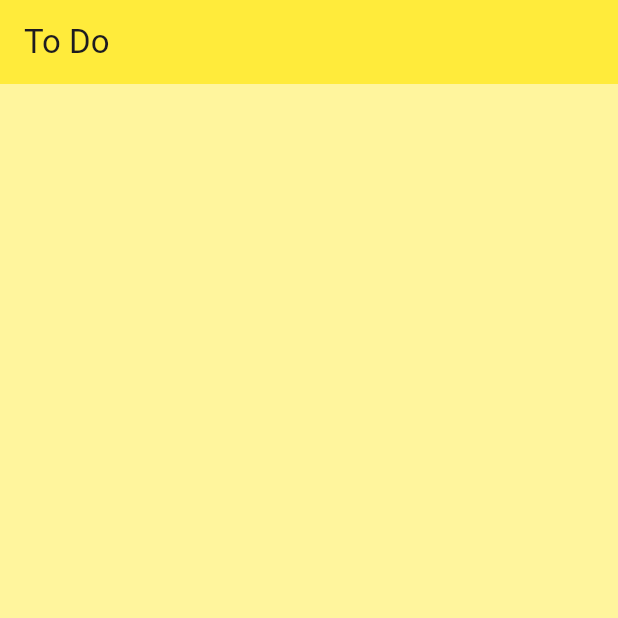
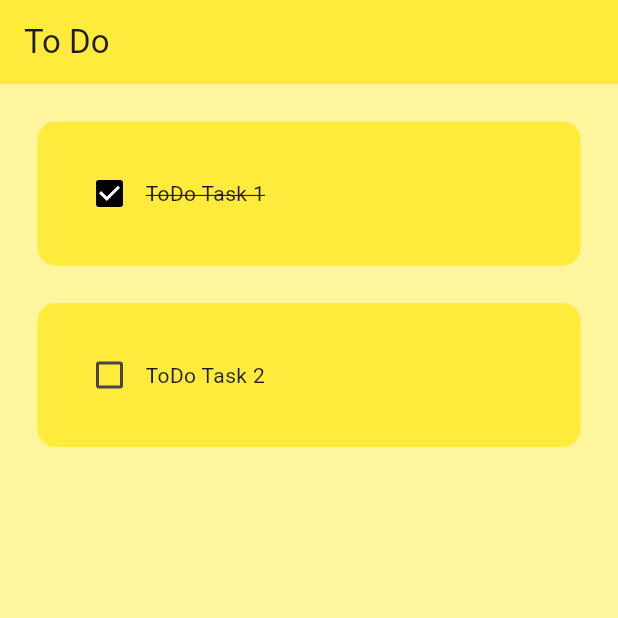
Before and after one commit to avi-kr/flutter_todo, a Flutter app: the screen it shows after launch, on a phone screen of 412 x 824 dp, the top half of it. Run offline on Flutter 3.47's test engine with Material 3 defaults, Android fonts, the phone set to English and light mode, and no system bars.

Commit message:
Todo Row tile Created
Signed-off-by: Abhishek Kumar <avi.kr16@gmail.com>

```diff
--- a/lib/home_page.dart
+++ b/lib/home_page.dart
@@ -1,4 +1,5 @@
 import 'package:flutter/material.dart';
+import 'package:todo/util/todo_tile.dart';
 
 class HomePage extends StatefulWidget {
   const HomePage({super.key});
@@ -8,6 +9,17 @@ class HomePage extends StatefulWidget {
 }
 
 class _HomePageState extends State<HomePage> {
+  List toDoList = [
+    ["ToDo Task 1", true],
+    ["ToDo Task 2", false],
+  ];
+
+  void checkBoxChanged(bool? value, int index) {
+    setState(() {
+      toDoList[index][1] = !toDoList[index][1];
+    });
+  }
+
   @override
   Widget build(BuildContext context) {
     return Scaffold(
@@ -16,6 +28,16 @@ class _HomePageState extends State<HomePage> {
         title: Text("To Do"),
         elevation: 0,
       ),
+      body: ListView.builder(
+        itemCount: toDoList.length,
+        itemBuilder: (context, index) {
+          return TodoTile(
+            taskName: toDoList[index][0],
+            isTaskCompleted: toDoList[index][1],
+            onChanged: (value) => checkBoxChanged(value, index),
+          );
+        },
+      ),
     );
   }
 }
--- /dev/null
+++ b/lib/util/todo_tile.dart
@@ -0,0 +1,48 @@
+import 'package:flutter/material.dart';
+
+class TodoTile extends StatelessWidget {
+  final String taskName;
+  final bool isTaskCompleted;
+  Function(bool?)? onChanged;
+
+  TodoTile({
+    super.key,
+    required this.taskName,
+    required this.isTaskCompleted,
+    required this.onChanged,
+  });
+
+  @override
+  Widget build(BuildContext context) {
+    return Padding(
+      padding: EdgeInsets.only(left: 25.0, top: 25.0, right: 25.0),
+      child: Container(
+        padding: EdgeInsets.all(24.0),
+        decoration: BoxDecoration(
+          color: Colors.yellow,
+          borderRadius: BorderRadius.circular(12.0),
+        ),
+        child: Row(
+          children: [
+            // Task CheckBox
+            Checkbox(
+              value: isTaskCompleted,
+              onChanged: onChanged,
+              activeColor: Colors.black,
+            ),
+
+            // Task Name
+            Text(
+              taskName,
+              style: TextStyle(
+                decoration: isTaskCompleted
+                    ? TextDecoration.lineThrough
+                    : TextDecoration.none,
+              ),
+            ),
+          ],
+        ),
+      ),
+    );
+  }
+}
```
